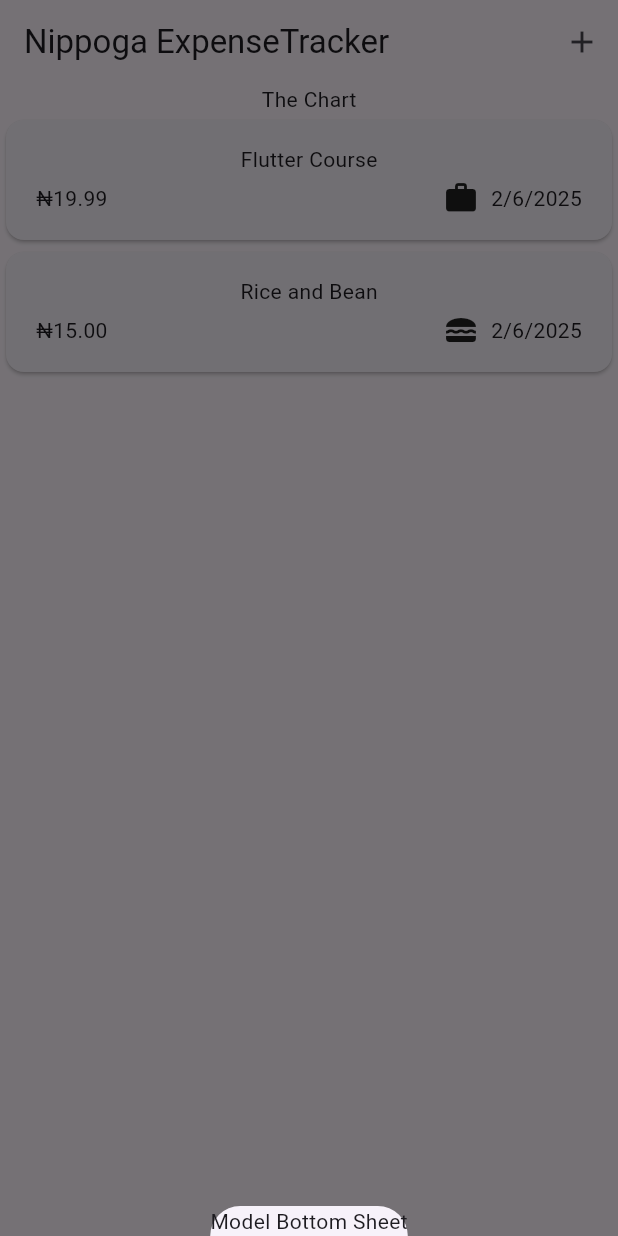
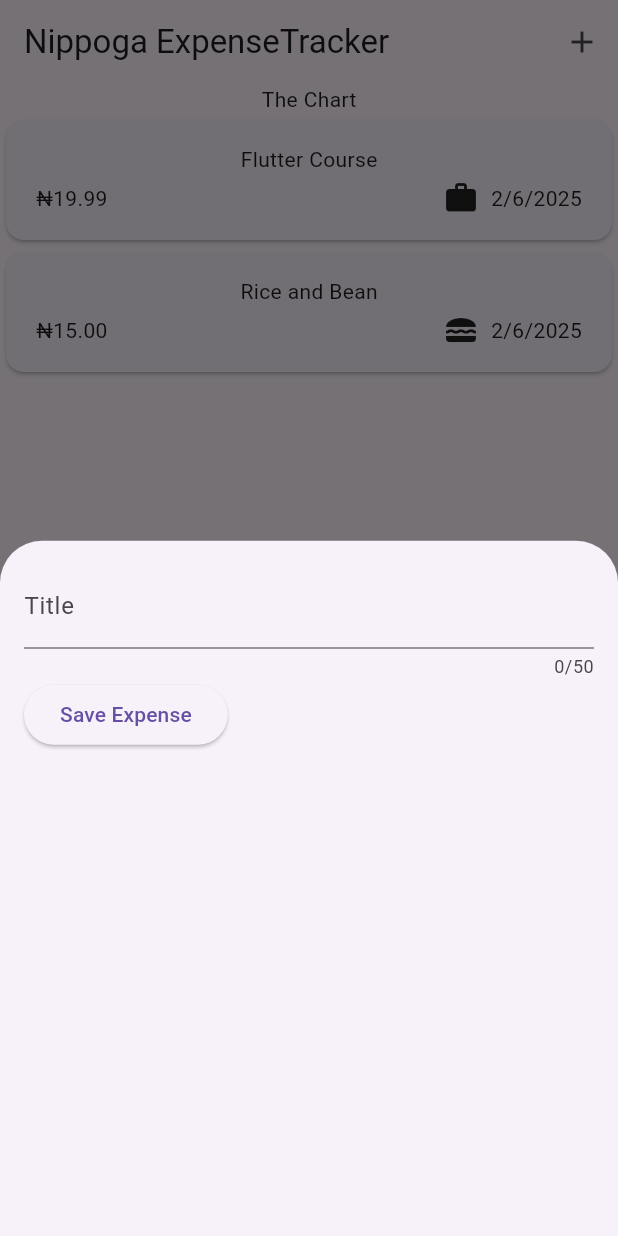
Before and after one commit to uche-hub/expense_tracker, a Flutter app: the screen it shows after launch, after a tap on the "add" icon, on a phone screen of 412 x 824 dp. Run offline on Flutter 3.47's test engine with Material 3 defaults, Android fonts, the phone set to English and light mode, and no system bars.

Commit message:
Working on Model bottom Sheet

```diff
--- a/lib/widgets/expenses.dart
+++ b/lib/widgets/expenses.dart
@@ -1,5 +1,6 @@
 import 'package:expense_tracker/widgets/expenses_list/expenses_list.dart';
 import 'package:expense_tracker/models/expense.dart';
+import 'package:expense_tracker/widgets/new_expense.dart';
 import 'package:flutter/material.dart';
 
 class Expenses extends StatefulWidget {
@@ -28,9 +29,7 @@ class _ExpensesState extends State<Expenses> {
   void _openAddExpenseOverlay() {
     showModalBottomSheet(
       context: context,
-      builder: (ctx) {
-        return Text("Model Bottom Sheet");
-      },
+      builder: (ctx) => NewExpense(),
     );
   }
 
--- a/lib/widgets/new_expense.dart
+++ b/lib/widgets/new_expense.dart
@@ -8,8 +8,38 @@ class NewExpense extends StatefulWidget {
 }
 
 class _NewExpenseState extends State<NewExpense> {
+  var _enteredTitle = ' ';
+
+  void _saveTitleInput(String inputValue) {
+    _enteredTitle = inputValue;
+  }
+
   @override
   Widget build(BuildContext context) {
-    return const Placeholder();
+    return Padding(
+      padding: EdgeInsets.all(16),
+      child: Column(
+        children: [
+          TextField(
+            onChanged: _saveTitleInput,
+            maxLength: 50,
+            decoration: InputDecoration(
+                label: Text(
+              'Title',
+            )),
+          ),
+          Row(
+            children: [
+              ElevatedButton(
+                onPressed: () {
+                  print(_enteredTitle);
+                },
+                child: Text("Save Expense"),
+              )
+            ],
+          )
+        ],
+      ),
+    );
   }
 }
```
